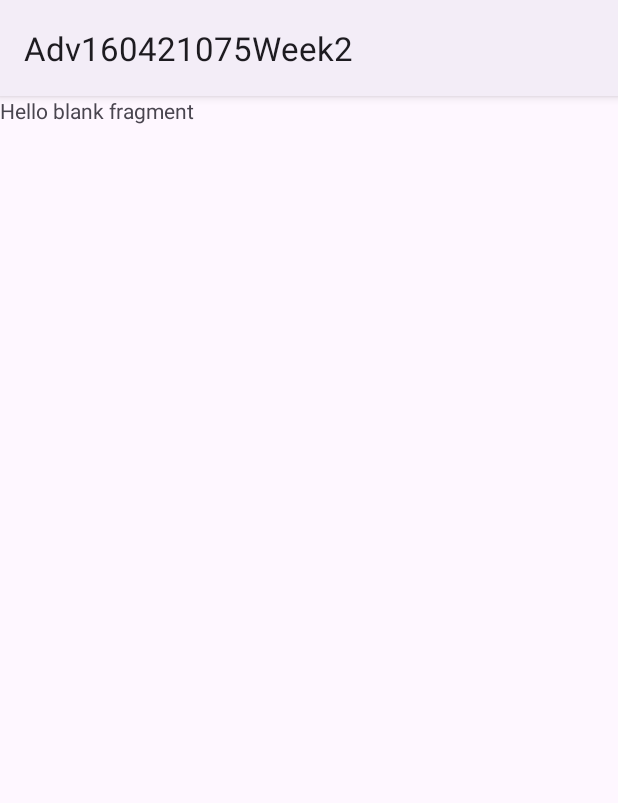
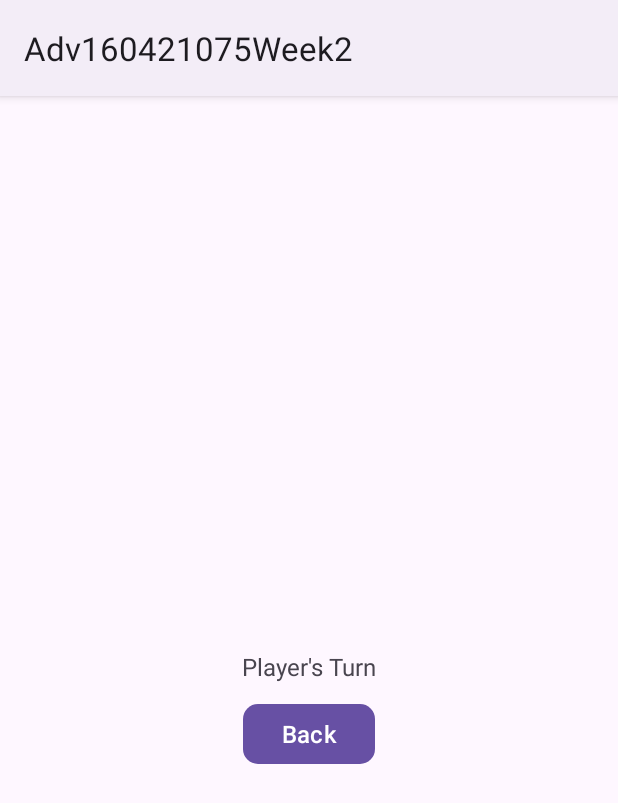
Before and after one commit to yuveex/Adv160421075_Week2, an Android app: the fragment GameFragment shown on its own in the app's theme, on a phone screen of 412 x 824 dp. Shown: the top 803 px of the screen. Run offline under Robolectric (Android 15) with nearby library versions, the phone set to English and light mode, and no system bars.

Commit message:
Main and Game Fragment Layout

```diff
--- a/Adv160421075Week2/app/src/main/res/layout/fragment_game.xml
+++ b/Adv160421075Week2/app/src/main/res/layout/fragment_game.xml
@@ -1,14 +1,36 @@
 <?xml version="1.0" encoding="utf-8"?>
 <FrameLayout xmlns:android="http://schemas.android.com/apk/res/android"
+    xmlns:app="http://schemas.android.com/apk/res-auto"
     xmlns:tools="http://schemas.android.com/tools"
     android:layout_width="match_parent"
     android:layout_height="match_parent"
     tools:context=".GameFragment">
 
-    <!-- TODO: Update blank fragment layout -->
-    <TextView
+    <androidx.constraintlayout.widget.ConstraintLayout
         android:layout_width="match_parent"
-        android:layout_height="match_parent"
-        android:text="@string/hello_blank_fragment" />
+        android:layout_height="match_parent">
 
+        <TextView
+            android:id="@+id/txtTurn"
+            android:layout_width="wrap_content"
+            android:layout_height="wrap_content"
+            android:text="Player's Turn"
+            android:textSize="16sp"
+            app:layout_constraintBottom_toBottomOf="parent"
+            app:layout_constraintEnd_toEndOf="parent"
+            app:layout_constraintStart_toStartOf="parent"
+            app:layout_constraintTop_toTopOf="parent" />
+
+        <Button
+            android:id="@+id/buttonBack"
+            android:layout_width="wrap_content"
+            android:layout_height="wrap_content"
+            android:layout_marginTop="10dp"
+            android:text="Back"
+            android:textSize="16sp"
+            app:cornerRadius="10dp"
+            app:layout_constraintEnd_toEndOf="parent"
+            app:layout_constraintStart_toStartOf="parent"
+            app:layout_constraintTop_toBottomOf="@+id/txtTurn" />
+    </androidx.constraintlayout.widget.ConstraintLayout>
 </FrameLayout>
```
Also changed, not shown: Adv160421075Week2/app/src/main/res/layout/fragment_main.xml (+33 -4 lines).
